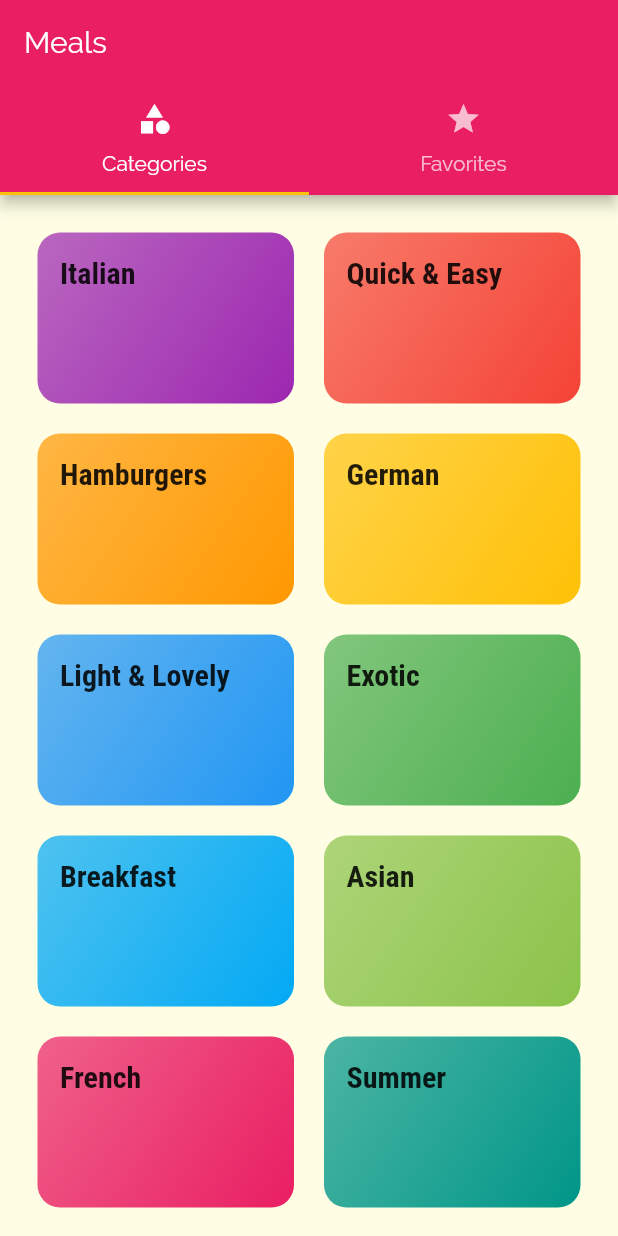
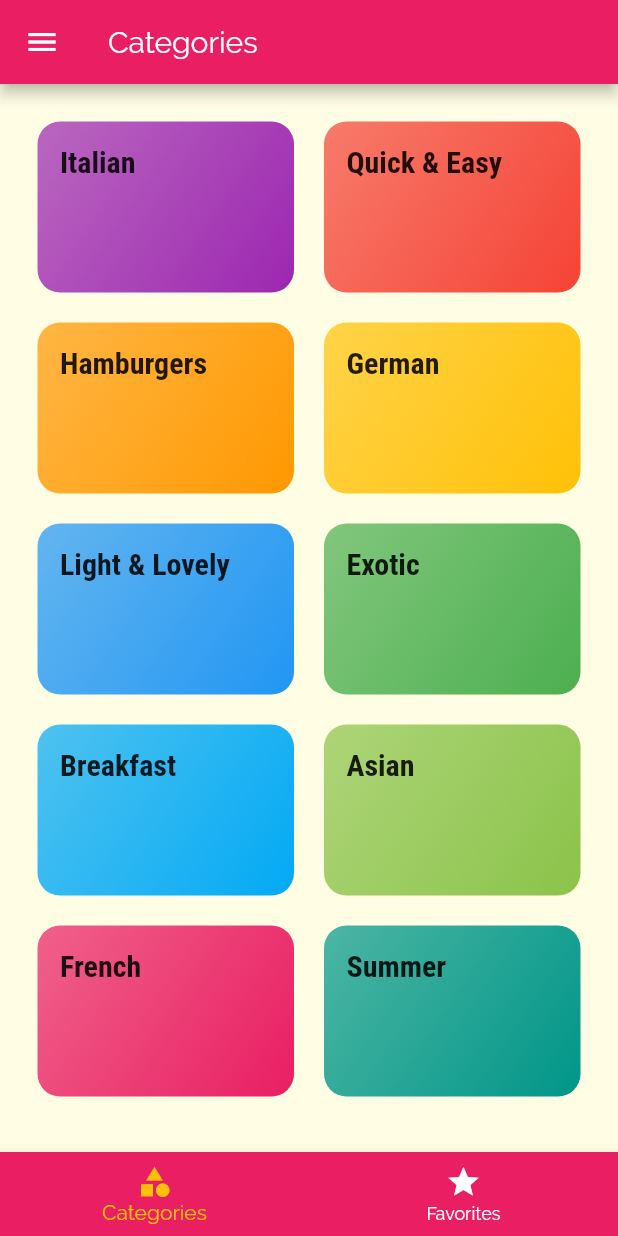
Before and after one commit to mohamedashraf1/Meals-app, a Flutter app: the screen it shows after launch, on a phone screen of 412 x 824 dp. Run offline on Flutter 3.47's test engine with Material 2 defaults, Android fonts, the phone set to English and light mode, and no system bars.

Commit message:
moved the tabs to the bottom of the screen

```diff
--- a/MealsApp/lib/screens/tabs_screen.dart
+++ b/MealsApp/lib/screens/tabs_screen.dart
@@ -9,9 +9,63 @@ class TabsSreen extends StatefulWidget {
 }
 
 class _TabsSreenState extends State<TabsSreen> {
+  final List<Map<String, Object>> _pages = [
+    {
+      'page': CategoriesScreen(),
+      'title': 'Categories',
+    },
+    {
+      'page': FavoriteScreen(),
+      'title': 'Favorites',
+    },
+  ];
+  int _selectedPageIndex = 0;
+
+  void _selectPage(int index) {
+    setState(() {
+      _selectedPageIndex = index;
+    });
+  }
+
   @override
   Widget build(BuildContext context) {
-    return DefaultTabController(
+    return Scaffold(
+      appBar: AppBar(
+        title: Text(
+          _pages[_selectedPageIndex]['title'],
+        ),
+      ),
+      drawer: Drawer(
+        child: Text("The drawer!"),
+      ),
+      body: _pages[_selectedPageIndex]['page'],
+      bottomNavigationBar: BottomNavigationBar(
+        onTap: _selectPage,
+        items: [
+          BottomNavigationBarItem(
+            //backgroundColor: Theme.of(context).primaryColor,
+            icon: Icon(Icons.category),
+            title: Text('Categories'),
+          ),
+          BottomNavigationBarItem(
+            //backgroundColor: Theme.of(context).primaryColor,
+            icon: Icon(Icons.star),
+            title: Text('Favorites'),
+          ),
+        ],
+        unselectedItemColor: Colors.white,
+        selectedItemColor: Theme.of(context).accentColor,
+        currentIndex: _selectedPageIndex,
+        //type: BottomNavigationBarType.shifting,
+        backgroundColor: Theme.of(context).primaryColor,
+      ),
+    );
+  }
+}
+
+/// adding tabs from the appbar
+/*
+ DefaultTabController(
       //initialIndex: 0,
       child: Scaffold(
         appBar: AppBar(
@@ -38,5 +92,5 @@ class _TabsSreenState extends State<TabsSreen> {
       ),
       length: 2,
     );
-  }
-}
+
+ */
```
